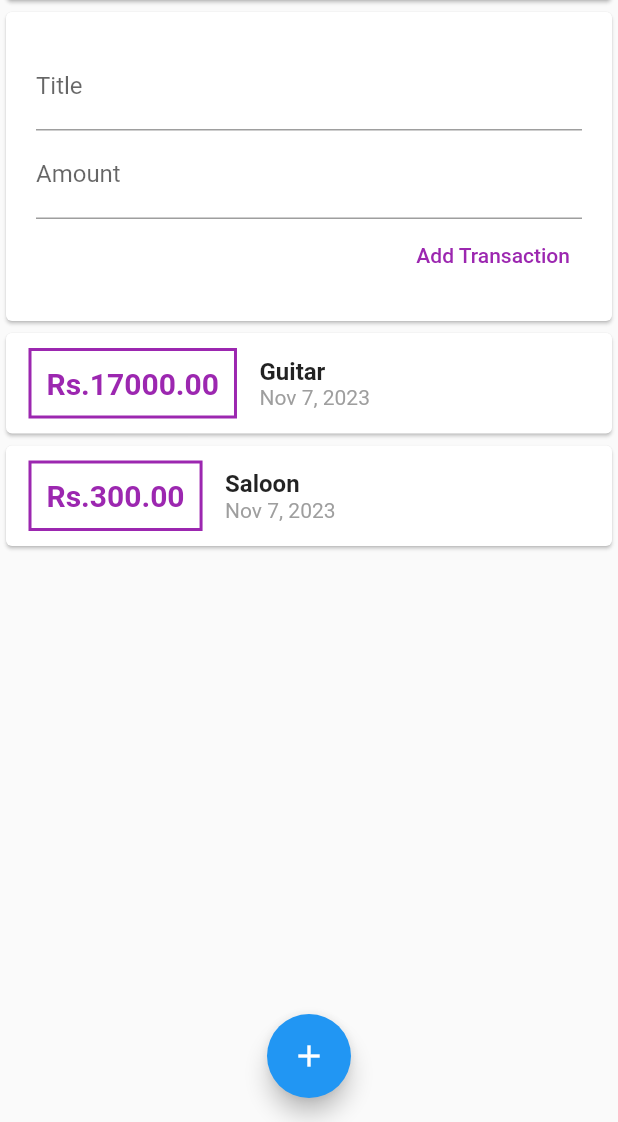
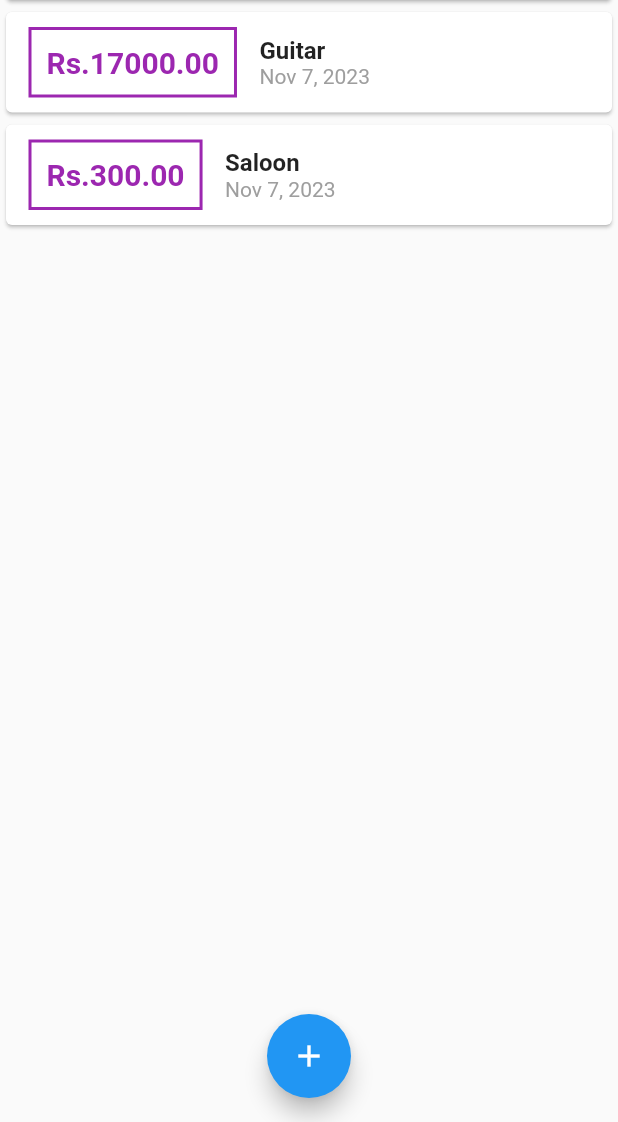
Before and after one commit to yazindu/personal_expenses_app, a Flutter app: the screen it shows after launch, on a phone screen of 412 x 824 dp, the part 114-1236 px from its top. Run offline on Flutter 3.47's test engine with Material 2 defaults, Android fonts, the phone set to English and light mode, and no system bars.

```diff
--- a/lib/main.dart
+++ b/lib/main.dart
@@ -1,5 +1,7 @@
 import 'package:flutter/material.dart';
-import './widgets/user_transactions.dart';
+import './widgets/new_transaction.dart';
+import './widgets/transaction_list.dart';
+import '../models/transaction.dart';
 
 void main() => runApp(MyApp());
 
@@ -14,7 +16,47 @@ class MyApp extends StatelessWidget {
   }
 }
 
-class MyHomePage extends StatelessWidget {
+class MyHomePage extends StatefulWidget {
+  @override
+  State<MyHomePage> createState() => _MyHomePageState();
+}
+
+class _MyHomePageState extends State<MyHomePage> {
+
+  final List<Transaction> _userTransactions = [
+    Transaction(
+      id: 't1',
+      title: 'Guitar',
+      amount: 17000,
+      date: DateTime.now(),
+    ),
+    Transaction(
+      id: 't2',
+      title: 'Saloon',
+      amount: 300,
+      date: DateTime.now(),
+    ),
+  ];
+
+  void _addNewTransaction(String title, double amount) {
+    final newTransaction = Transaction(
+      id: DateTime.now().toString(),
+      title: title,
+      amount: amount,
+      date: DateTime.now(),
+    );
+
+    setState(() {
+      _userTransactions.add(newTransaction);
+    });
+  }
+
+  void _startAddNewTransaction(BuildContext context) {
+    showModalBottomSheet(context: context, builder: (_) {
+      return NewTransaction(_addNewTransaction);
+    });
+  }
+
   @override
   Widget build(BuildContext context) {
     return Scaffold(
@@ -22,7 +64,9 @@ class MyHomePage extends StatelessWidget {
         title: const Text('Flutter App'),
         actions: [
           IconButton(
-            onPressed: () {},
+            onPressed: () {
+              _startAddNewTransaction(context);
+            },
             icon: Icon(Icons.add),
           ),
         ],
@@ -30,7 +74,9 @@ class MyHomePage extends StatelessWidget {
       floatingActionButtonLocation: FloatingActionButtonLocation.centerFloat,
       floatingActionButton: FloatingActionButton(
         child: Icon(Icons.add),
-        onPressed: (){},
+        onPressed: () {
+          _startAddNewTransaction(context);
+        },
       ),
       body: ListView(
         children: [
@@ -41,7 +87,7 @@ class MyHomePage extends StatelessWidget {
               child: Text('Chart!'),
             ),
           ),
-          UserTransactions(),
+          TransactionList(_userTransactions),
         ],
       ),
     );
--- a/lib/widgets/user_transactions.dart
+++ /dev/null
@@ -1,49 +0,0 @@
-import 'package:flutter/material.dart';
-import './transaction_list.dart';
-import '../models/transaction.dart';
-import './new_transaction.dart';
-
-class UserTransactions extends StatefulWidget {
-  @override
-  State<UserTransactions> createState() => _UserTransactionsState();
-}
-
-class _UserTransactionsState extends State<UserTransactions> {
-  final List<Transaction> _userTransactions = [
-    Transaction(
-      id: 't1',
-      title: 'Guitar',
-      amount: 17000,
-      date: DateTime.now(),
-    ),
-    Transaction(
-      id: 't2',
-      title: 'Saloon',
-      amount: 300,
-      date: DateTime.now(),
-    ),
-  ];
-
-  void _addNewTransaction(String title, double amount) {
-    final newTransaction = Transaction(
-      id: DateTime.now().toString(),
-      title: title,
-      amount: amount,
-      date: DateTime.now(),
-    );
-
-    setState(() {
-      _userTransactions.add(newTransaction);
-    });
-  }
-
-  @override
-  Widget build(BuildContext context) {
-    return Column(
-      children: [
-        NewTransaction(_addNewTransaction),
-        TransactionList(_userTransactions),
-      ],
-    );
-  }
-}
```
Also changed, not shown: 1 other file.
